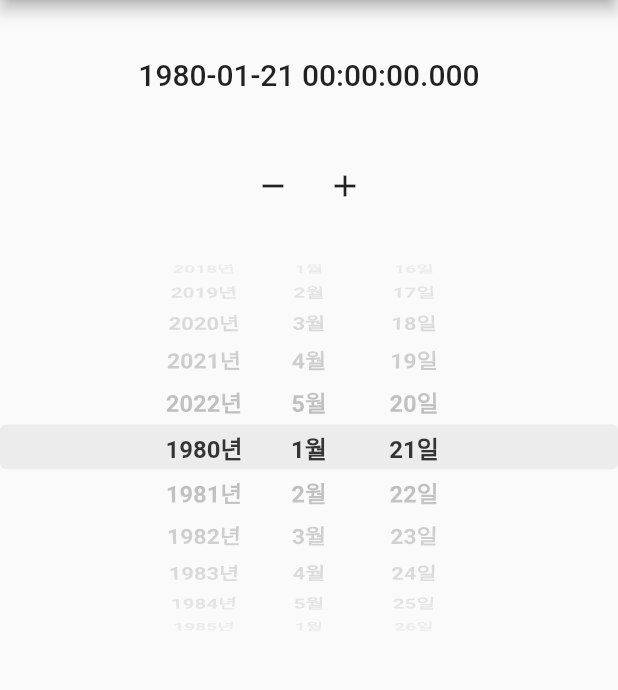
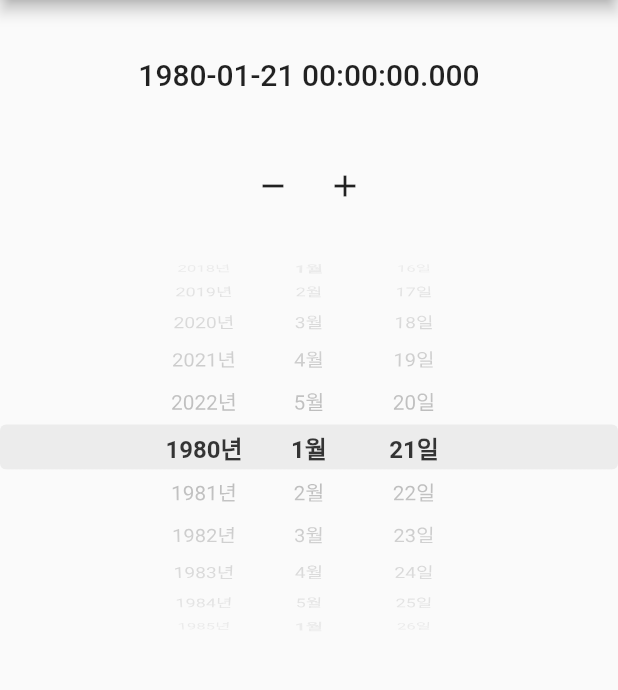
Before and after one commit to mincheol-shin/scroll_date_picker, a Flutter app: the screen it shows after launch, after a tap on the "remove" icon, on a phone screen of 412 x 824 dp, the part 84-774 px from its top. Run offline on Flutter 3.47's test engine with Material 2 defaults, Android fonts, the phone set to English and light mode, and no system bars.

Commit message:
Add selection text style setting function

```diff
--- a/lib/src/models/date_picker_options.dart
+++ b/lib/src/models/date_picker_options.dart
@@ -6,7 +6,8 @@ class DatePickerOptions {
     this.diameterRatio = 3.0,
     this.perspective = 0.01,
     this.isLoop = true,
-    this.textStyle = const TextStyle(fontSize: 16, fontWeight: FontWeight.w600),
+    this.selectedTextStyle = const TextStyle(fontSize: 16, fontWeight: FontWeight.w600),
+    this.textStyle = const TextStyle(fontSize: 14, fontWeight: FontWeight.normal),
     this.indicator,
   });
 
@@ -25,5 +26,6 @@ class DatePickerOptions {
   /// An immutable style describing how to format and paint text.
   final TextStyle textStyle;
 
+  final TextStyle selectedTextStyle;
   final Widget? indicator;
 }
--- a/lib/src/scroll_date_picker.dart
+++ b/lib/src/scroll_date_picker.dart
@@ -106,6 +106,7 @@ class _ScrollDatePickerState extends State<ScrollDatePicker> {
       width: widget.locale.localeOptions.yearWidth,
       date: _years,
       controller: _yearController,
+      selectedItem: "${widget.selectedDate.year}",
       options: widget.options,
       label: widget.locale.localeOptions.yearLabel,
       alignment: widget.locale.localeOptions.yearAlignment,
@@ -121,6 +122,7 @@ class _ScrollDatePickerState extends State<ScrollDatePicker> {
       controller: _monthController,
       options: widget.options,
       label: widget.locale.localeOptions.monthLabel,
+      selectedItem: "${widget.selectedDate.month}",
       alignment: widget.locale.localeOptions.monthAlignment,
       onChanged: (value) {
         _onDateTimeChanged();
@@ -133,6 +135,7 @@ class _ScrollDatePickerState extends State<ScrollDatePicker> {
       controller: _dayController,
       options: widget.options,
       label: widget.locale.localeOptions.dayLabel,
+      selectedItem: "${widget.selectedDate.day}",
       alignment: widget.locale.localeOptions.dayAlignment,
       onChanged: (value) {
         _onDateTimeChanged();
--- a/lib/src/widgets/date_scroll_view.dart
+++ b/lib/src/widgets/date_scroll_view.dart
@@ -11,6 +11,7 @@ class DateScrollView extends StatelessWidget {
     required this.options,
     this.alignment = Alignment.center,
     this.label = "",
+    required this.selectedItem,
   });
 
   /// If non-null, requires the child to have exactly this Width.
@@ -31,8 +32,12 @@ class DateScrollView extends StatelessWidget {
 
   final String label;
 
+  final String selectedItem;
+
   @override
   Widget build(BuildContext context) {
+    print(date);
+    print("Selected Item $selectedItem");
     return Container(
       width: width,
       child: ListWheelScrollView.useDelegate(
@@ -48,8 +53,7 @@ class DateScrollView extends StatelessWidget {
                   date.length,
                   (index) => Container(
                     alignment: alignment,
-                    child:
-                        Text("${date[index]}$label", style: options.textStyle),
+                    child: Text("${date[index]}$label", style: "${date[index]}" == selectedItem ? options.selectedTextStyle : options.textStyle),
                   ),
                 ),
               )
@@ -58,8 +62,7 @@ class DateScrollView extends StatelessWidget {
                   date.length,
                   (index) => Container(
                     alignment: alignment,
-                    child:
-                        Text("${date[index]}$label", style: options.textStyle),
+                    child: Text("${date[index]}$label", style: "${date[index]}" == selectedItem ? options.selectedTextStyle : options.textStyle),
                   ),
                 ),
               ),
```
